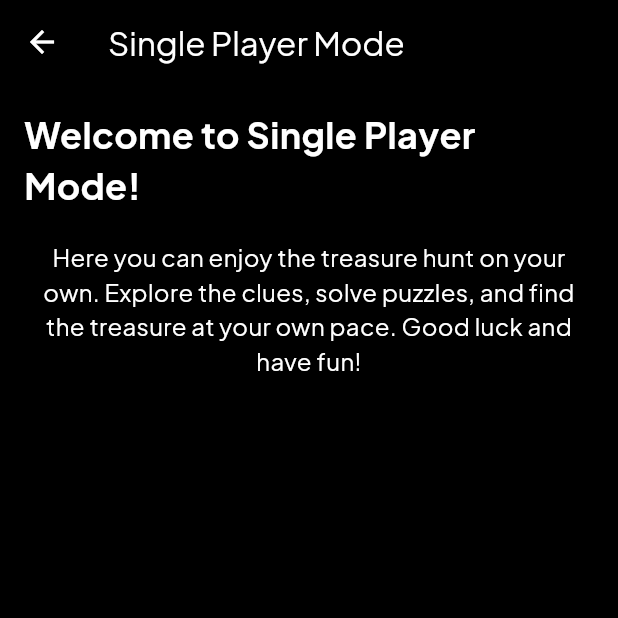
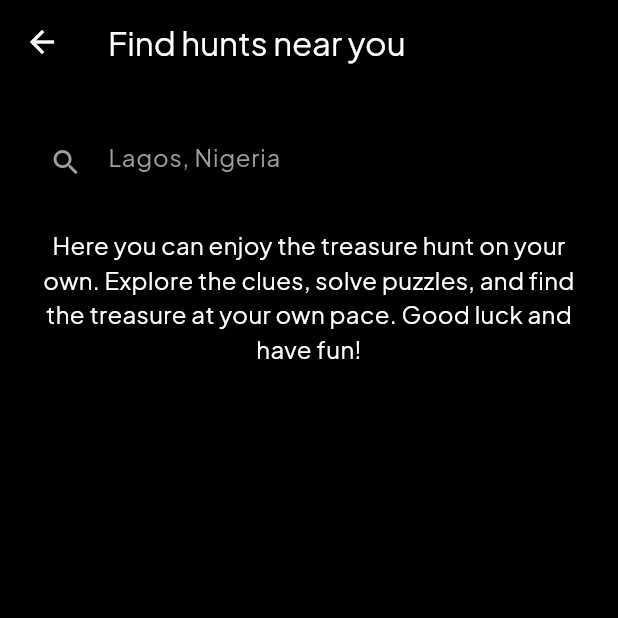
Before and after one commit to Sinmiloluwa/treasure-hunt-new, a Flutter app: the SingleViewScreen screen opened directly, on a phone screen of 412 x 824 dp, the top half of it. Run offline on Flutter 3.47's test engine with Material 3 defaults, Android fonts, the phone set to English and light mode, and no system bars; our stand-ins replace animated_text_kit, cached_network_image, carousel_slider, flutter_svg, google_maps_flutter, shared_preferences; accounts and stored records are empty.

Commit message:
added search bar widget

```diff
--- a/lib/screens/single_view_screen.dart
+++ b/lib/screens/single_view_screen.dart
@@ -1,27 +1,28 @@
 import 'package:flutter/material.dart';
+import 'package:treasure_hunt/constants/text_styles.dart';
+import 'package:treasure_hunt/widgets/search_bar_widget.dart';
 
 class SingleViewScreen extends StatelessWidget {
   const SingleViewScreen({super.key});
 
   @override
   Widget build(BuildContext context) {
-    return Scaffold(
-        appBar: AppBar(
-          title: const Text('Single Player Mode'),
-          backgroundColor: Colors.black,
-        ),
-        body: SafeArea(
-            child: SingleChildScrollView(
-          child: Center(
+    return GestureDetector(
+      onTap: () => FocusScope.of(context).unfocus(),
+      behavior: HitTestBehavior.translucent,
+      child: Scaffold(
+          appBar: AppBar(
+            title: const Text('Find hunts near you'),
+            backgroundColor: Colors.black,
+          ),
+          body: SafeArea(
+              child: SingleChildScrollView(
             child: Padding(
-              padding: const EdgeInsets.all(16.0),
+              padding: const EdgeInsets.all(20.0),
               child: Column(
-                crossAxisAlignment: CrossAxisAlignment.center,
-                children: const [
-                  Text(
-                    'Welcome to Single Player Mode!',
-                    style: TextStyle(fontSize: 24, fontWeight: FontWeight.bold),
-                  ),
+                crossAxisAlignment: CrossAxisAlignment.start,
+                children: [
+                  SearchField(),
                   SizedBox(height: 20),
                   Text(
                     'Here you can enjoy the treasure hunt on your own. Explore the clues, solve puzzles, and find the treasure at your own pace. Good luck and have fun!',
@@ -31,7 +32,7 @@ class SingleViewScreen extends StatelessWidget {
                 ],
               ),
             ),
-          ),
-        )));
+          ))),
+    );
   }
 }
--- /dev/null
+++ b/lib/widgets/search_bar_widget.dart
@@ -0,0 +1,66 @@
+import 'package:flutter/material.dart';
+
+class SearchField extends StatefulWidget {
+  const SearchField({super.key});
+
+  @override
+  State<SearchField> createState() => _SearchFieldState();
+}
+
+class _SearchFieldState extends State<SearchField> {
+  final TextEditingController _controller = TextEditingController();
+  final FocusNode _focusNode = FocusNode();
+
+  @override
+  void initState() {
+    super.initState();
+    _focusNode.addListener(() => setState(() {}));
+  }
+
+  @override
+  Widget build(BuildContext context) {
+    bool isFocused = _focusNode.hasFocus;
+    return TextField(
+      focusNode: _focusNode,
+      // onTap: () => setState(() => isFocused = true),
+      // onEditingComplete: () => setState(() => isFocused = false),
+      controller: _controller,
+      style: TextStyle(
+        color: isFocused ? Colors.white : Colors.grey[300],
+      ),
+      cursorColor: Colors.white,
+      onChanged: (_) => setState(() {}),
+      decoration: InputDecoration(
+        floatingLabelBehavior: FloatingLabelBehavior.never,
+        labelText: 'Lagos, Nigeria',
+        labelStyle: TextStyle(
+          color: isFocused ? Colors.black : Colors.grey,
+        ),
+        prefixIcon: Padding(
+          padding: const EdgeInsets.only(top: 8), // adjust height here
+          child: Icon(
+            Icons.search,
+            color: isFocused ? Colors.white : Colors.grey,
+            size: 22,
+          ),
+        ),
+        suffixIcon: _controller.text.isNotEmpty
+            ? GestureDetector(
+                onTap: () {
+                  _controller.clear();
+                  setState(() {});
+                },
+                child: const Icon(Icons.close),
+              )
+            : null,
+        border: OutlineInputBorder(
+          borderRadius: BorderRadius.circular(12),
+        ),
+        focusedBorder: InputBorder.none,
+        enabledBorder: OutlineInputBorder(
+          borderRadius: BorderRadius.circular(12),
+        ),
+      ),
+    );
+  }
+}
```
